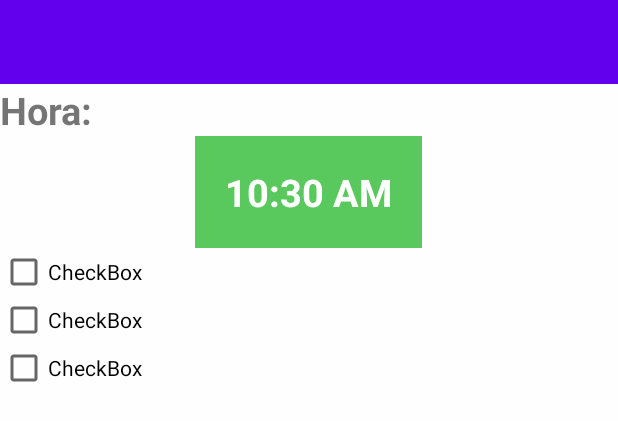
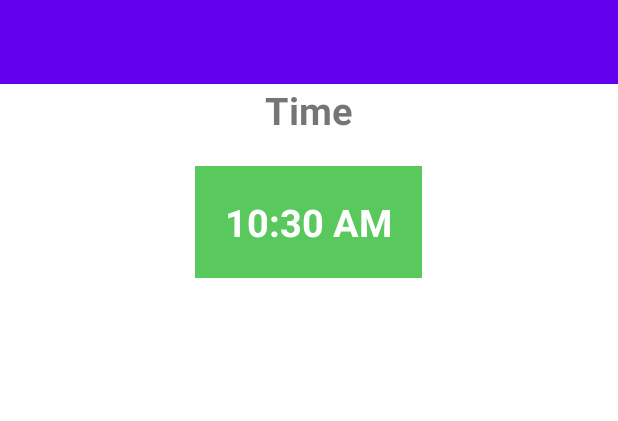
Before and after one commit to manufloresuwu/TimeManager, an Android app: the layout todo_layout.xml on its own in the app's theme, with its tools: preview values and no code run, on a phone screen of 412 x 824 dp. Shown: the top 421 px of the screen. Run offline under Robolectric (Android 15) with nearby library versions, the phone set to English and light mode, and no system bars.

Commit message:
llubi is sad

```diff
--- a/app/src/main/java/com/manuela/timemanager/LoginActivity.java
+++ b/app/src/main/java/com/manuela/timemanager/LoginActivity.java
@@ -13,7 +13,7 @@ import android.widget.LinearLayout;
 import android.widget.RelativeLayout;
 import android.widget.TextView;
 import android.widget.Toast;
-import com.google.gson.Gson;
+
 
 import androidx.appcompat.app.AppCompatActivity;
 
--- a/app/src/main/res/layout/activity_add_task.xml
+++ b/app/src/main/res/layout/activity_add_task.xml
@@ -14,6 +14,7 @@
         android:layout_height="wrap_content"
         android:layout_marginTop="150dp"
         android:background="@color/cardview_dark_background"></TimePicker>
+
     <LinearLayout
         android:layout_width="match_parent"
         android:layout_height="wrap_content"
--- a/app/src/main/res/layout/todo_layout.xml
+++ b/app/src/main/res/layout/todo_layout.xml
@@ -1,5 +1,4 @@
 <?xml version="1.0" encoding="utf-8"?>
-
 <LinearLayout xmlns:android="http://schemas.android.com/apk/res/android"
     android:layout_width="match_parent"
     android:layout_height="match_parent"
@@ -13,13 +12,13 @@
         android:background="?attr/colorPrimary"
         android:minHeight="?attr/actionBarSize"
         android:theme="?attr/actionBarTheme" />
+
     <TextView
         android:id="@+id/textView2"
         android:layout_width="wrap_content"
         android:layout_height="wrap_content"
-        android:layout_below="@+id/simpleAnalogClock"
-        android:layout_centerHorizontal="true"
-        android:text="Hora:"
+        android:layout_gravity="center"
+        android:text="@string/time"
         android:textSize="25sp"
         android:textStyle="bold" />
 
@@ -28,28 +27,25 @@
         android:layout_width="wrap_content"
         android:layout_height="wrap_content"
         android:layout_gravity="center"
+        android:layout_marginTop="20dp"
         android:background="#59C85D"
         android:padding="20dp"
         android:textColor="#fff"
         android:textSize="25sp"
         android:textStyle="bold" />
 
-    <CheckBox
-        android:id="@+id/checkBox2"
-        android:layout_width="match_parent"
+    <ListView
+        xmlns:android="http://schemas.android.com/apk/res/android"
+        android:id="@android:id/list"
+        android:layout_width="fill_parent"
         android:layout_height="wrap_content"
-        android:text="CheckBox" />
+        android:dividerHeight="8dp"
+        android:scrollbarStyle="outsideOverlay"
+        android:paddingBottom="8dp"
+        android:paddingLeft="5dp"
+        android:paddingRight="5dp"
+        android:paddingTop="15dp" >
 
-    <CheckBox
-        android:id="@+id/checkBox3"
-        android:layout_width="match_parent"
-        android:layout_height="wrap_content"
-        android:text="CheckBox" />
-
-    <CheckBox
-        android:id="@+id/checkBox"
-        android:layout_width="match_parent"
-        android:layout_height="wrap_content"
-        android:text="CheckBox" />
+    </ListView>
 
 </LinearLayout>
```
Also changed, not shown: app/src/main/java/com/manuela/timemanager/CustomArrayAdapter.java (added, +86 -0 lines), app/src/main/java/com/manuela/timemanager/Row.java (added, +33 -0 lines), app/src/main/java/com/manuela/timemanager/ThingsToDoActivity.java (added, +48 -0 lines), app/src/main/res/layout/configuration.xml (+8 -8 lines), app/src/main/res/layout/listview_row.xml (added, +31 -0 lines), app/src/main/res/values/strings.xml (+16 -5 lines), 1 other file.
